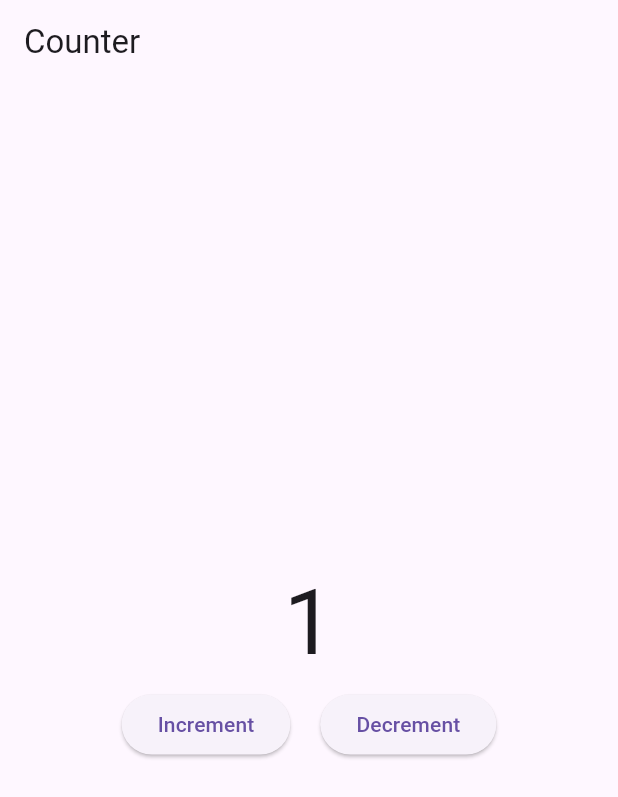
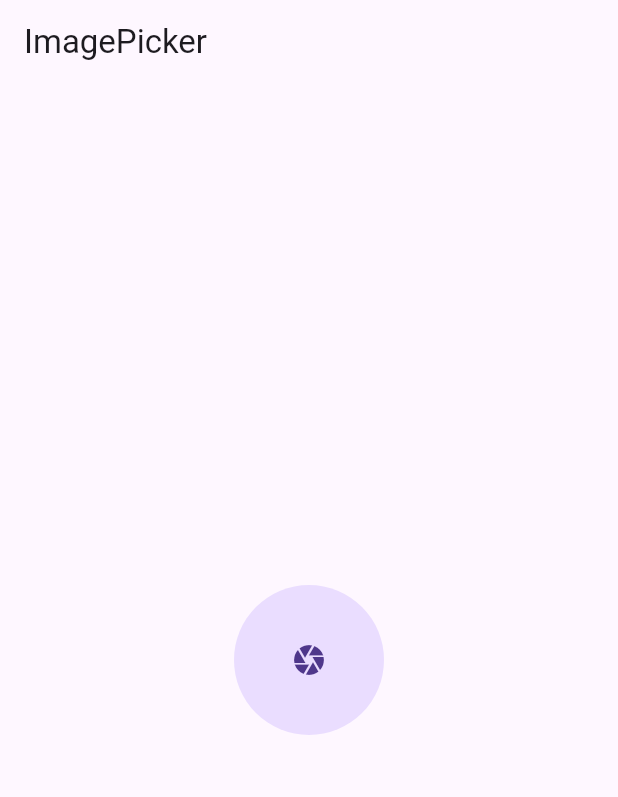
Before and after one commit to Arif-khan085/Bloc_project, a Flutter app: the screen it shows after launch, on a phone screen of 412 x 824 dp. Shown: the top 797 px of the screen. Run offline on Flutter 3.47's test engine with Material 3 defaults, Android fonts, the phone set to English and light mode, and no system bars; our stand-ins replace bloc, equatable, flutter_bloc, image_picker.

Commit message:
Add Imagepicker

```diff
--- /dev/null
+++ b/lib/bloc/imagePicker/image_picker_bloc.dart
@@ -0,0 +1,23 @@
+
+
+import 'package:bloc/bloc.dart';
+import 'package:image_picker/image_picker.dart';
+import 'package:my_bloc_project/bloc/imagePicker/image_picker_event.dart';
+import 'package:my_bloc_project/bloc/imagePicker/image_picker_state.dart';
+import 'package:my_bloc_project/utils/image_picker_utils.dart';
+
+class ImagePickerBloc extends Bloc<ImagePickerEvent,ImagePickerStates>{
+
+
+  final ImagePickerUtils imagePickerUtils;
+  ImagePickerBloc(this.imagePickerUtils):super(ImagePickerStates()){
+    on<CameraCapture>(cameraCapture);
+  }
+
+  void cameraCapture(CameraCapture event , Emitter<ImagePickerStates> states )async{
+   final XFile? file = await imagePickerUtils.cameraCapture();
+    emit(state.copyWith(file: file));
+
+
+}
+}
--- /dev/null
+++ b/lib/bloc/imagePicker/image_picker_event.dart
@@ -0,0 +1,17 @@
+
+
+
+import 'package:equatable/equatable.dart';
+
+abstract class  ImagePickerEvent extends Equatable{
+  ImagePickerEvent();
+
+  @override
+  // TODO: implement props
+  List<Object?> get props =>[];
+
+}
+
+class CameraCapture extends ImagePickerEvent{}
+
+class GalleryCapture extends ImagePickerEvent{}
--- /dev/null
+++ b/lib/bloc/imagePicker/image_picker_state.dart
@@ -0,0 +1,25 @@
+
+
+
+import 'package:equatable/equatable.dart';
+import 'package:image_picker/image_picker.dart';
+
+class ImagePickerStates extends Equatable{
+  final XFile? file;
+
+
+  const ImagePickerStates({
+    this.file,
+  });
+
+  ImagePickerStates copyWith({XFile? file}){
+    return ImagePickerStates(
+    file: file ??this.file
+    );
+}
+  @override
+  // TODO: implement props
+  List<Object?> get props => [file];
+
+
+}
--- /dev/null
+++ b/lib/bloc/switch_example/switch_bloc.dart
@@ -0,0 +1,19 @@
+import 'package:flutter_bloc/flutter_bloc.dart';
+import 'switch_event.dart';
+import 'switch_state.dart';
+
+class SwitchBloc extends Bloc<SwitchEvents, SwitchStates> {
+  SwitchBloc() : super(const SwitchStates()) {
+    on<EnableOrDisableNotification>(_enableOrDisableNotification);
+    on<SliderEvent>(_sliderChanged);
+  }
+
+  void _enableOrDisableNotification(
+      EnableOrDisableNotification event, Emitter<SwitchStates> emit) {
+    emit(state.copyWith(isSwitch: !state.isSwitch));
+  }
+
+  void _sliderChanged(SliderEvent event, Emitter<SwitchStates> emit) {
+    emit(state.copyWith(slider: event.Slider));
+  }
+}
--- /dev/null
+++ b/lib/bloc/switch_example/switch_event.dart
@@ -0,0 +1,15 @@
+
+
+
+abstract class SwitchEvents{
+  SwitchEvents();
+  @override
+  List<Object>get props=>[];
+}
+
+class EnableOrDisableNotification extends SwitchEvents{}
+
+class SliderEvent extends SwitchEvents{
+  final double Slider;
+  SliderEvent(this.Slider);
+}
--- /dev/null
+++ b/lib/bloc/switch_example/switch_state.dart
@@ -0,0 +1,24 @@
+import 'package:equatable/equatable.dart';
+
+class SwitchStates extends Equatable {
+  final bool isSwitch;
+  final double slider;
+
+  const SwitchStates({
+    this.isSwitch = false,
+    this.slider = 1.0,
+  });
+
+  SwitchStates copyWith({
+    bool? isSwitch,
+    double? slider,
+  }) {
+    return SwitchStates(
+      isSwitch: isSwitch ?? this.isSwitch,
+      slider: slider ?? this.slider,
+    );
+  }
+
+  @override
+  List<Object?> get props => [isSwitch, slider];
+}
--- a/lib/main.dart
+++ b/lib/main.dart
@@ -1,7 +1,12 @@
 import 'package:flutter/material.dart';
+
 import 'package:my_bloc_project/bloc/counter/counter_bloc.dart';
-import 'package:my_bloc_project/ui/counter_screen.dart';
+import 'package:my_bloc_project/bloc/imagePicker/image_picker_bloc.dart';
+import 'package:my_bloc_project/bloc/switch_example/switch_bloc.dart';
 import 'package:flutter_bloc/flutter_bloc.dart';
+import 'package:my_bloc_project/ui/imagePicker_screen/imagePicker.dart';
+import 'package:my_bloc_project/utils/image_picker_utils.dart';
+
 
 void main() {
   runApp(const MyApp());
@@ -13,13 +18,18 @@ class MyApp extends StatelessWidget {
   // This widget is the root of your application.
   @override
   Widget build(BuildContext context) {
-    return BlocProvider(
-      create: (_) => CounterBloc(),
-      child: MaterialApp(
-        debugShowCheckedModeBanner: false,
-        title: 'Flutter Demo',
-        home: CounterScreen(),
-      ),
+    return MultiBlocProvider(
+      providers: [
+        BlocProvider(create: (_) => SwitchBloc(),),
+        BlocProvider(create: (_) => CounterBloc(),),
+        BlocProvider(create: (_) => ImagePickerBloc(ImagePickerUtils()),),
+      ],
+
+        child: MaterialApp(
+          debugShowCheckedModeBanner: false,
+          title: 'Flutter Demo',
+          home: ImagePickerScreen(),
+        ),
     );
   }
 }
--- /dev/null
+++ b/lib/ui/imagePicker_screen/imagePicker.dart
@@ -0,0 +1,44 @@
+import 'dart:io';
+import 'package:flutter/cupertino.dart';
+import 'package:flutter/material.dart';
+import 'package:flutter_bloc/flutter_bloc.dart';
+import 'package:my_bloc_project/bloc/imagePicker/image_picker_bloc.dart';
+import 'package:my_bloc_project/bloc/imagePicker/image_picker_event.dart';
+import 'package:my_bloc_project/bloc/imagePicker/image_picker_state.dart';
+
+class ImagePickerScreen extends StatefulWidget {
+  const ImagePickerScreen({super.key});
+
+  @override
+  State<ImagePickerScreen> createState() => _ImagePickerScreenState();
+}
+
+class _ImagePickerScreenState extends State<ImagePickerScreen> {
+  @override
+  Widget build(BuildContext context) {
+    return Scaffold(
+      appBar: AppBar(
+        title: const Text('ImagePicker'),
+      ),
+      body: Center(
+        child: BlocBuilder<ImagePickerBloc, ImagePickerStates>(
+          builder: (context, state) {
+            if (state.file == null) {
+              return InkWell(
+                onTap: () {
+                  context.read<ImagePickerBloc>().add(CameraCapture());
+                },
+                child: const CircleAvatar(
+                  radius: 50,
+                  child: Icon(Icons.camera),
+                ),
+              );
+            } else {
+              return Image.file(File(state.file!.path.toString()));
+            }
+          },
+        ),
+      ),
+    );
+  }
+}
--- /dev/null
+++ b/lib/utils/image_picker_utils.dart
@@ -0,0 +1,17 @@
+
+
+import 'package:image_picker/image_picker.dart';
+
+class ImagePickerUtils{
+  final ImagePicker _picker =ImagePicker();
+
+  Future<XFile?>cameraCapture ()async {
+    final XFile? file =await _picker.pickImage(source:ImageSource.camera);
+    return file;
+  }
+
+  Future<XFile?>pickImageFromGallery()async {
+    final XFile? file =await _picker.pickImage(source:ImageSource.gallery);
+    return file;
+  }
+}
--- a/pubspec.yaml
+++ b/pubspec.yaml
@@ -37,6 +37,7 @@ dependencies:
   bloc: ^9.0.0
   flutter_bloc: ^9.1.1
   equatable: ^2.0.7
+  image_picker: ^1.1.2
 
 dev_dependencies:
   flutter_test:
```
Also changed, not shown: lib/ui/switch_example/switch_screen.dart (added, +62 -0 lines), pubspec.lock, 8 other files.
